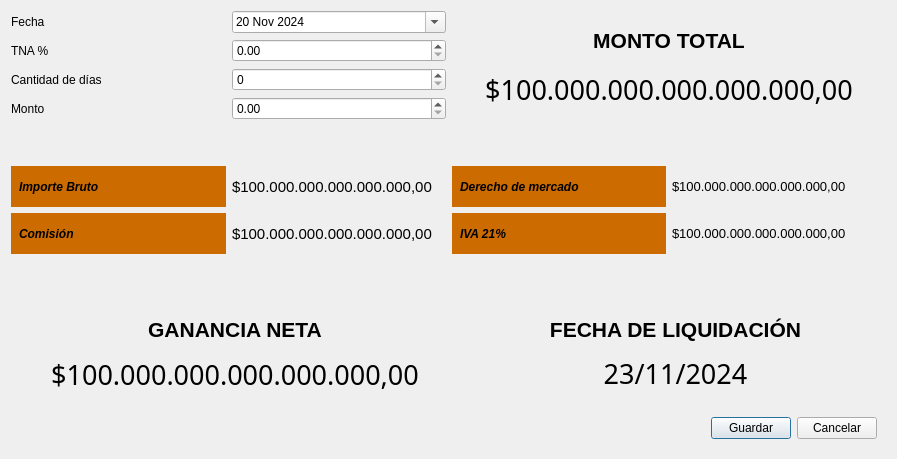
This is cauciones/nuevaCaucionDialog.ui in sebablanc/investmentsManager as Qt 5 draws it before an edit. The edited form follows.
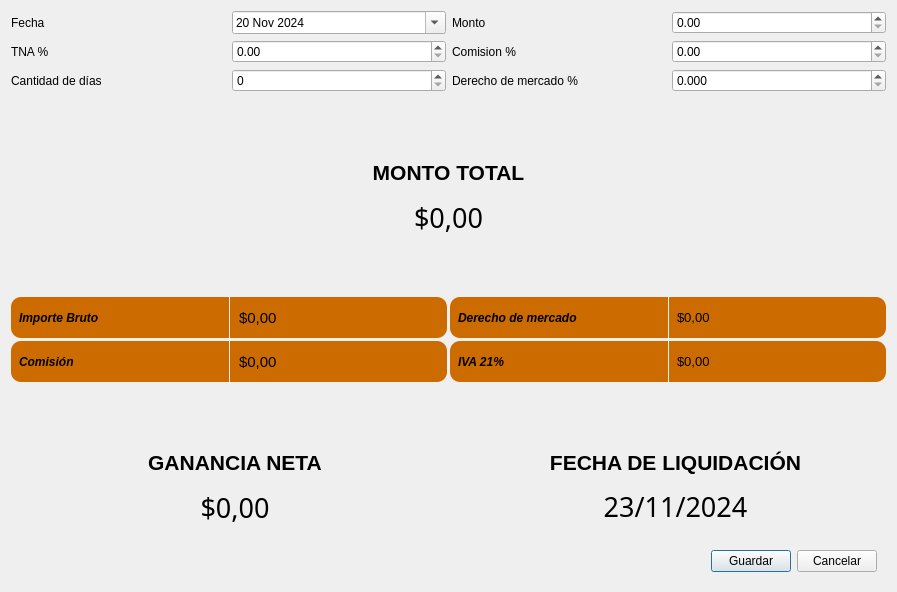
This is the edited form.

Patch:
```diff
--- a/cauciones/nuevaCaucionDialog.ui
+++ b/cauciones/nuevaCaucionDialog.ui
@@ -7,7 +7,7 @@
     <x>0</x>
     <y>0</y>
     <width>897</width>
-    <height>455</height>
+    <height>592</height>
    </rect>
   </property>
   <property name="windowTitle">
@@ -16,12 +16,10 @@
   <property name="styleSheet">
    <string notr="true">background: &quot;black&quot;; color: &quot;white&quot;</string>
   </property>
-  <layout class="QVBoxLayout" name="verticalLayout_2">
-   <item>
-    <layout class="QHBoxLayout" name="horizontalLayout_12">
-     <item>
       <layout class="QVBoxLayout" name="verticalLayout">
        <item>
+    <layout class="QGridLayout" name="gridLayout_2">
+     <item row="0" column="0">
         <layout class="QHBoxLayout" name="horizontalLayout_5">
          <item>
           <widget class="QLabel" name="label">
@@ -58,64 +56,7 @@
          </item>
         </layout>
        </item>
-       <item>
-        <layout class="QHBoxLayout" name="horizontalLayout_6">
-         <item>
-          <widget class="QLabel" name="label_2">
-           <property name="minimumSize">
-            <size>
-             <width>101</width>
-             <height>16</height>
-            </size>
-           </property>
-           <property name="text">
-            <string>TNA %</string>
-           </property>
-          </widget>
-         </item>
-         <item>
-          <widget class="QDoubleSpinBox" name="tnaInput">
-           <property name="minimumSize">
-            <size>
-             <width>191</width>
-             <height>0</height>
-            </size>
-           </property>
-           <property name="maximum">
-            <double>100.000000000000000</double>
-           </property>
-          </widget>
-         </item>
-        </layout>
-       </item>
-       <item>
-        <layout class="QHBoxLayout" name="horizontalLayout_10">
-         <item>
-          <widget class="QLabel" name="label_3">
-           <property name="minimumSize">
-            <size>
-             <width>101</width>
-             <height>16</height>
-            </size>
-           </property>
-           <property name="text">
-            <string>Cantidad de días</string>
-           </property>
-          </widget>
-         </item>
-         <item>
-          <widget class="QSpinBox" name="daysInput">
-           <property name="minimumSize">
-            <size>
-             <width>191</width>
-             <height>0</height>
-            </size>
-           </property>
-          </widget>
-         </item>
-        </layout>
-       </item>
-       <item>
+     <item row="0" column="1">
         <layout class="QHBoxLayout" name="horizontalLayout_11">
          <item>
           <widget class="QLabel" name="label_4">
@@ -154,7 +95,146 @@
          </item>
         </layout>
        </item>
+     <item row="1" column="0">
+      <layout class="QHBoxLayout" name="horizontalLayout_6">
+       <item>
+        <widget class="QLabel" name="label_2">
+         <property name="minimumSize">
+          <size>
+           <width>101</width>
+           <height>16</height>
+          </size>
+         </property>
+         <property name="text">
+          <string>TNA %</string>
+         </property>
+        </widget>
+       </item>
+       <item>
+        <widget class="QDoubleSpinBox" name="tnaInput">
+         <property name="minimumSize">
+          <size>
+           <width>191</width>
+           <height>0</height>
+          </size>
+         </property>
+         <property name="maximum">
+          <double>100.000000000000000</double>
+         </property>
+        </widget>
+       </item>
       </layout>
+     </item>
+     <item row="1" column="1">
+      <layout class="QHBoxLayout" name="horizontalLayout_7">
+       <item>
+        <widget class="QLabel" name="label_7">
+         <property name="minimumSize">
+          <size>
+           <width>101</width>
+           <height>16</height>
+          </size>
+         </property>
+         <property name="text">
+          <string>Comision %</string>
+         </property>
+        </widget>
+       </item>
+       <item>
+        <widget class="QDoubleSpinBox" name="comisionInput">
+         <property name="minimumSize">
+          <size>
+           <width>191</width>
+           <height>0</height>
+          </size>
+         </property>
+         <property name="maximum">
+          <double>100.000000000000000</double>
+         </property>
+        </widget>
+       </item>
+      </layout>
+     </item>
+     <item row="2" column="0">
+      <layout class="QHBoxLayout" name="horizontalLayout_10">
+       <item>
+        <widget class="QLabel" name="label_3">
+         <property name="minimumSize">
+          <size>
+           <width>101</width>
+           <height>16</height>
+          </size>
+         </property>
+         <property name="text">
+          <string>Cantidad de días</string>
+         </property>
+        </widget>
+       </item>
+       <item>
+        <widget class="QSpinBox" name="daysInput">
+         <property name="minimumSize">
+          <size>
+           <width>191</width>
+           <height>0</height>
+          </size>
+         </property>
+         <property name="maximum">
+          <number>365</number>
+         </property>
+        </widget>
+       </item>
+      </layout>
+     </item>
+     <item row="2" column="1">
+      <layout class="QHBoxLayout" name="horizontalLayout_8">
+       <item>
+        <widget class="QLabel" name="label_8">
+         <property name="minimumSize">
+          <size>
+           <width>101</width>
+           <height>16</height>
+          </size>
+         </property>
+         <property name="text">
+          <string>Derecho de mercado %</string>
+         </property>
+        </widget>
+       </item>
+       <item>
+        <widget class="QDoubleSpinBox" name="derechoMercadoInput">
+         <property name="minimumSize">
+          <size>
+           <width>191</width>
+           <height>0</height>
+          </size>
+         </property>
+         <property name="decimals">
+          <number>3</number>
+         </property>
+         <property name="maximum">
+          <double>100.000000000000000</double>
+         </property>
+        </widget>
+       </item>
+      </layout>
+     </item>
+    </layout>
+   </item>
+   <item>
+    <spacer name="verticalSpacer_3">
+     <property name="orientation">
+      <enum>Qt::Orientation::Vertical</enum>
+     </property>
+     <property name="sizeType">
+      <enum>QSizePolicy::Policy::MinimumExpanding</enum>
+     </property>
+     <property name="sizeHint" stdset="0">
+      <size>
+       <width>20</width>
+       <height>40</height>
+      </size>
+     </property>
+    </spacer>
      </item>
      <item>
       <widget class="QFrame" name="frame">
@@ -208,7 +288,7 @@
            </font>
           </property>
           <property name="text">
-           <string>$100.000.000.000.000.000,00</string>
+         <string>$0,00</string>
           </property>
           <property name="alignment">
            <set>Qt::AlignmentFlag::AlignCenter</set>
@@ -217,8 +297,6 @@
         </item>
        </layout>
       </widget>
-     </item>
-    </layout>
    </item>
    <item>
     <spacer name="verticalSpacer_2">
@@ -238,8 +316,14 @@
    </item>
    <item>
     <layout class="QGridLayout" name="gridLayout">
+     <property name="spacing">
+      <number>3</number>
+     </property>
      <item row="0" column="0">
       <layout class="QHBoxLayout" name="horizontalLayout">
+       <property name="spacing">
+        <number>1</number>
+       </property>
        <item>
         <widget class="QLabel" name="label_6">
          <property name="sizePolicy">
@@ -256,7 +340,9 @@
          </property>
          <property name="styleSheet">
           <string notr="true">background: rgb(204,107,0);
-padding-left:5</string>
+padding-left:5;
+border-top-left-radius:10;
+border-bottom-left-radius:10</string>
          </property>
          <property name="text">
           <string>Importe Bruto</string>
@@ -277,8 +363,14 @@
            <fontweight>DemiBold</fontweight>
           </font>
          </property>
+         <property name="styleSheet">
+          <string notr="true">background: rgb(204,107,0);
+padding-left:5;
+border-top-right-radius:10;
+border-bottom-right-radius:10</string>
+         </property>
          <property name="text">
-          <string>$100.000.000.000.000.000,00</string>
+          <string>$0,00</string>
          </property>
         </widget>
        </item>
@@ -286,6 +378,9 @@
      </item>
      <item row="0" column="1">
       <layout class="QHBoxLayout" name="horizontalLayout_3">
+       <property name="spacing">
+        <number>1</number>
+       </property>
        <item>
         <widget class="QLabel" name="label_11">
          <property name="font">
@@ -296,7 +391,9 @@
          </property>
          <property name="styleSheet">
           <string notr="true">background: rgb(204,107,0);
-padding-left:5</string>
+padding-left:5;
+border-top-left-radius:10;
+border-bottom-left-radius:10</string>
          </property>
          <property name="text">
           <string>Derecho de mercado</string>
@@ -320,8 +417,14 @@
            <fontweight>DemiBold</fontweight>
           </font>
          </property>
+         <property name="styleSheet">
+          <string notr="true">background: rgb(204,107,0);
+padding-left:5;
+border-top-right-radius:10;
+border-bottom-right-radius:10</string>
+         </property>
          <property name="text">
-          <string>$100.000.000.000.000.000,00</string>
+          <string>$0,00</string>
          </property>
         </widget>
        </item>
@@ -329,6 +432,9 @@
      </item>
      <item row="1" column="0">
       <layout class="QHBoxLayout" name="horizontalLayout_2">
+       <property name="spacing">
+        <number>1</number>
+       </property>
        <item>
         <widget class="QLabel" name="label_10">
          <property name="font">
@@ -339,7 +445,9 @@
          </property>
          <property name="styleSheet">
           <string notr="true">background: rgb(204,107,0);
-padding-left:5</string>
+padding-left:5;
+border-top-left-radius:10;
+border-bottom-left-radius:10</string>
          </property>
          <property name="text">
           <string>Comisión</string>
@@ -360,8 +468,14 @@
            <fontweight>DemiBold</fontweight>
           </font>
          </property>
+         <property name="styleSheet">
+          <string notr="true">background: rgb(204,107,0);
+padding-left:5;
+border-top-right-radius:10;
+border-bottom-right-radius:10</string>
+         </property>
          <property name="text">
-          <string>$100.000.000.000.000.000,00</string>
+          <string>$0,00</string>
          </property>
         </widget>
        </item>
@@ -369,6 +483,9 @@
      </item>
      <item row="1" column="1">
       <layout class="QHBoxLayout" name="horizontalLayout_4">
+       <property name="spacing">
+        <number>1</number>
+       </property>
        <item>
         <widget class="QLabel" name="label_12">
          <property name="font">
@@ -379,7 +496,9 @@
          </property>
          <property name="styleSheet">
           <string notr="true">background: rgb(204,107,0);
-padding-left:5</string>
+padding-left:5;
+border-bottom-left-radius:10;
+border-top-left-radius:10</string>
          </property>
          <property name="text">
           <string>IVA 21%</string>
@@ -400,8 +519,14 @@
            <fontweight>DemiBold</fontweight>
           </font>
          </property>
+         <property name="styleSheet">
+          <string notr="true">background: rgb(204,107,0);
+padding-left:5;
+border-bottom-right-radius:10;
+border-top-right-radius:10</string>
+         </property>
          <property name="text">
-          <string>$100.000.000.000.000.000,00</string>
+          <string>$0,00</string>
          </property>
         </widget>
        </item>
@@ -491,7 +616,7 @@
            </font>
           </property>
           <property name="text">
-           <string>$100.000.000.000.000.000,00</string>
+           <string>$0,00</string>
           </property>
           <property name="alignment">
            <set>Qt::AlignmentFlag::AlignCenter</set>
```
Left out of the diff: 4 changed lines with no effect on the pictures. Lines whose indentation alone changed are shown as unchanged.
